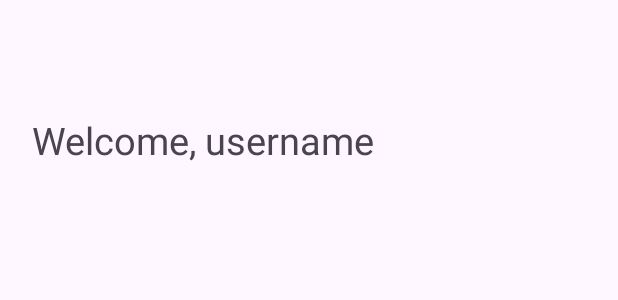
After one commit to LobenKT/mobdeve, an Android app: the layout activity_home.xml on its own in the app's theme, with its tools: preview values and no code run, on a phone screen of 412 x 824 dp. The commit adds this screen. Shown: the top 300 px of the screen. Run offline under Robolectric (Android 15) with nearby library versions, the phone set to English and light mode, and no system bars.

Commit message:
Log In Button & Home Page

```diff
--- a/app/build.gradle.kts
+++ b/app/build.gradle.kts
@@ -4,7 +4,7 @@ plugins {
 
 android {
     namespace = "com.mobdeve.s16.mindpal"
-    compileSdk = 33
+    compileSdk = 34
 
     defaultConfig {
         applicationId = "com.mobdeve.s16.mindpal"
--- a/app/src/main/AndroidManifest.xml
+++ b/app/src/main/AndroidManifest.xml
@@ -13,6 +13,9 @@
         android:theme="@style/Theme.MIndPal"
         tools:targetApi="31">
         <activity
+            android:name=".HomeActivity"
+            android:exported="false" />
+        <activity
             android:name=".MainActivity"
             android:exported="true">
             <intent-filter>
--- /dev/null
+++ b/app/src/main/res/layout/activity_home.xml
@@ -0,0 +1,20 @@
+<?xml version="1.0" encoding="utf-8"?>
+<androidx.constraintlayout.widget.ConstraintLayout xmlns:android="http://schemas.android.com/apk/res/android"
+    xmlns:app="http://schemas.android.com/apk/res-auto"
+    xmlns:tools="http://schemas.android.com/tools"
+    android:layout_width="match_parent"
+    android:layout_height="match_parent"
+    tools:context=".HomeActivity">
+
+    <TextView
+        android:id="@+id/Welcome_Text"
+        android:layout_width="369dp"
+        android:layout_height="72dp"
+        android:layout_marginTop="76dp"
+        android:text="Welcome, username"
+        android:textSize="25sp"
+        app:layout_constraintEnd_toEndOf="parent"
+        app:layout_constraintStart_toStartOf="parent"
+        app:layout_constraintTop_toTopOf="parent" />
+
+</androidx.constraintlayout.widget.ConstraintLayout>
```
Also changed, not shown: app/src/main/java/com/mobdeve/s16/mindpal/HomeActivity.java (added, +21 -0 lines), app/src/main/java/com/mobdeve/s16/mindpal/MainActivity.java (+24 -0 lines), app/src/main/res/layout/activity_main.xml (+3 -5 lines).
